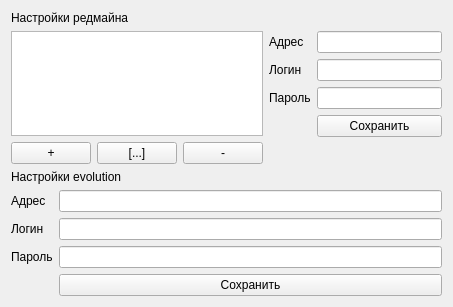
Qt form view/settings.ui (positron48/pyTime) before a commit.
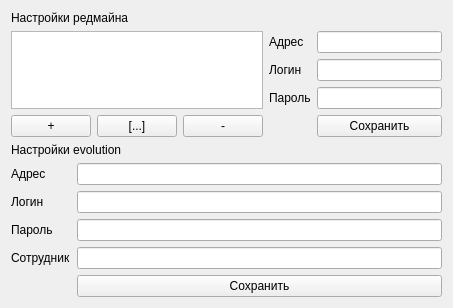
The same form after that commit.

```diff
--- a/view/settings.ui
+++ b/view/settings.ui
@@ -150,13 +150,23 @@
        <item row="2" column="1">
         <widget class="QLineEdit" name="evolutionPassword"/>
        </item>
-       <item row="3" column="1">
+       <item row="4" column="1">
         <widget class="QPushButton" name="btnSaveEvo">
          <property name="text">
           <string>Сохранить</string>
          </property>
         </widget>
        </item>
+       <item row="3" column="0">
+        <widget class="QLabel" name="label_10">
+         <property name="text">
+          <string>Сотрудник</string>
+         </property>
+        </widget>
+       </item>
+       <item row="3" column="1">
+        <widget class="QLineEdit" name="employer"/>
+       </item>
       </layout>
      </item>
     </layout>
```
